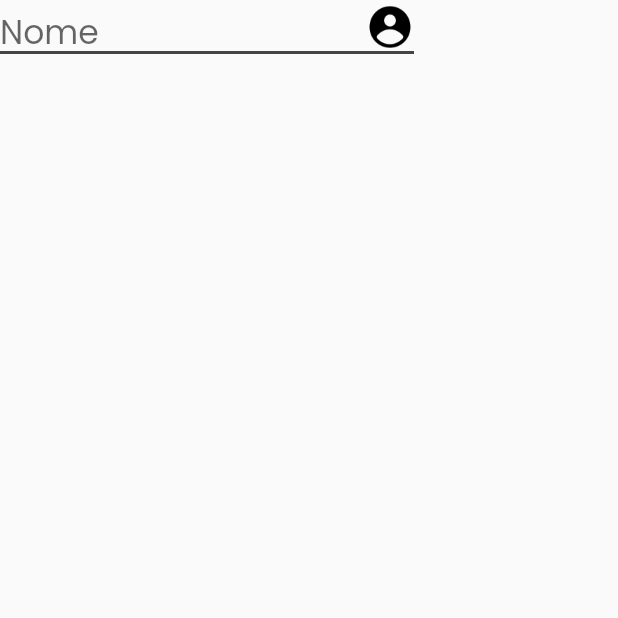
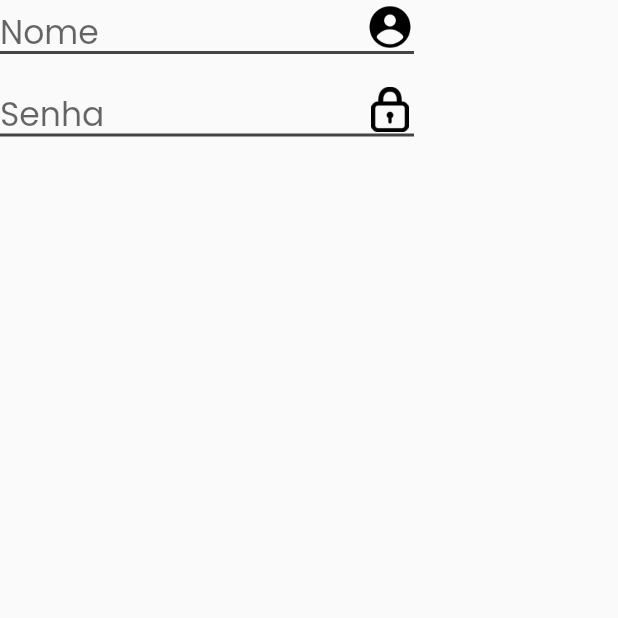
Before and after one commit to MagnoVJ/login_in_flutter, a Flutter app: the screen it shows after launch, on a phone screen of 412 x 824 dp, the top half of it. Run offline on Flutter 3.47's test engine with Material 2 defaults, Android fonts, the light colour scheme and no system bars; our stand-ins replace google_fonts.

Commit message:
Progress in Two TextBox that can be moved!

```diff
--- a/lib/main.dart
+++ b/lib/main.dart
@@ -31,29 +31,24 @@ class LinePainter extends CustomPainter {
 
 void main() {
   //debugPaintSizeEnabled = true;
-  runApp(MainApp());
+  runApp(RootWidget());
 }
 
-class MainApp extends StatelessWidget {
-  Widget build(BuildContext context) {
-    return MaterialApp(home: TextBoxWidget(0, 0));
-  }
-}
-
-class TextBoxWidget extends StatelessWidget {
-
-  TextBoxWidget(this.topValue, this.leftValue);
-
-  final int topValue;
-  final int leftValue;
+class RootWidget extends StatelessWidget {
 
   @override
   Widget build(BuildContext context) {
-    return MaterialApp(home: Scaffold(body: buildCustomWidget()));
+    return MaterialApp(home: Scaffold(body: FormDoubleCustomTextbOX(0,0)));
   }
 
   @override
-  Widget buildCustomWidget() {
+  Widget FormDoubleCustomTextbOX(final int topValue, final int leftValue) {
+    return Stack(children: [CustomTextBox(topValue, leftValue, 'assets/login-logo-removebg-preview.png', 'Nome'),
+    CustomTextBox(55 + topValue, leftValue, 'assets/lock-icon-removebg-preview.png', 'Senha')]);
+  }
+
+  @override
+  Widget CustomTextBox(final int topValue, final int leftValue, String assetPathString, String hintName) {
     //return MaterialApp(home: Scaffold(body: Center(child: Text('Login', style:GoogleFonts.poppins( textStyle: TextStyle(fontWeight: FontWeight.bold, fontSize: 36))))));
     return Stack(children: [
       Positioned(
@@ -63,7 +58,7 @@ class TextBoxWidget extends StatelessWidget {
           width: 30,
           height: 30,
           //color: Colors.red,
-          child: Image.asset('assets/login-logo-removebg-preview.png')
+          child: Image.asset(assetPathString)
           //child: Text('Login', style:GoogleFonts.poppins( textStyle: TextStyle(fontWeight: FontWeight.bold, fontSize: 40)))
         )
       ),
@@ -85,7 +80,7 @@ class TextBoxWidget extends StatelessWidget {
           width: 276,
           height: 50,
           //color: Colors.red,
-          child: TextField(maxLength: 25, style: GoogleFonts.poppins(textStyle: TextStyle(fontWeight: FontWeight.normal, fontSize: 22)), decoration: InputDecoration(counterText: '', focusedBorder: InputBorder.none,border: InputBorder.none,hintText: "Nome"))
+          child: TextField(maxLength: 25, style: GoogleFonts.poppins(textStyle: TextStyle(fontWeight: FontWeight.normal, fontSize: 22)), decoration: InputDecoration(counterText: '', focusedBorder: InputBorder.none,border: InputBorder.none,hintText: hintName))
           //child: Text('Login', style:GoogleFonts.poppins( textStyle: TextStyle(fontWeight: FontWeight.bold, fontSize: 40)))
         )
       )
```
Also changed, not shown: assets/Android Small - 1.png (added).
